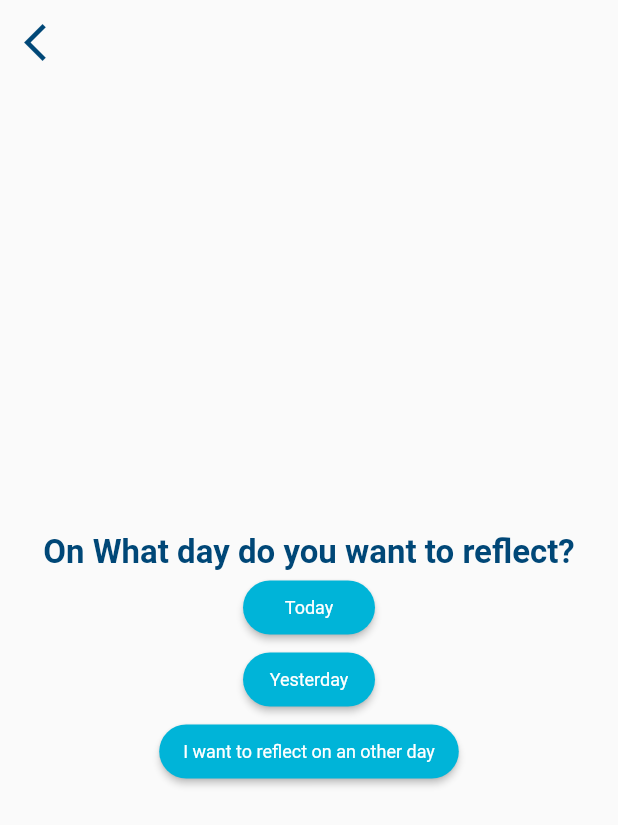
After one commit to Sempakonka/dailygoalsapp, a Flutter app: the Reflect screen opened by its route, on a phone screen of 412 x 824 dp. The commit adds this screen. Shown: the top 825 px of the screen. Run offline on Flutter 3.47's test engine with Material 2 defaults, Android fonts, the phone set to English and light mode, and no system bars; our stand-ins replace jiffy, scrollable_positioned_list; missing offline and left inert: dart:ffi.

Commit message:
visual improvements

```diff
--- /dev/null
+++ b/lib/Reflect.dart
@@ -0,0 +1,81 @@
+import 'package:dailygoals_app/globals.dart' as globals;
+import 'package:flutter/material.dart';
+
+class Reflect extends StatefulWidget {
+  static const routeName = '/Reflect';
+
+  @override
+  _ReflectState createState() => _ReflectState();
+}
+
+class _ReflectState extends State<Reflect> {
+  @override
+  Widget build(BuildContext context) {
+    return Scaffold(
+      appBar: AppBar(
+        elevation: 0,
+        backgroundColor: Colors.transparent,
+        leading: FlatButton(
+          child: Icon(Icons.arrow_back_ios,
+              color: Theme.of(context).primaryColor, size: 30),
+          onPressed: () {
+            Navigator.pushNamed(context, '/');
+          },
+        ),
+      ),
+      body: Center(
+        child: Column(
+          mainAxisAlignment: MainAxisAlignment.center,
+          children: [
+            Text(
+              "On What day do you want to reflect?",
+              style: TextStyle(
+                  fontSize: 22,
+                  color: Theme.of(context).primaryColor,
+                  fontWeight: FontWeight.bold),
+            ),
+            RaisedButton(
+                color: globals.buttonColor,
+                shape: RoundedRectangleBorder(
+                  borderRadius: BorderRadius.circular(22.0),
+                ),
+                child: Text(
+                  "Today",
+                  style: TextStyle(
+                      fontSize: 12,
+                      color: Colors.white,
+                      fontWeight: FontWeight.w400),
+                ),
+                onPressed: () {}),
+            RaisedButton(
+                color: globals.buttonColor,
+                shape: RoundedRectangleBorder(
+                  borderRadius: BorderRadius.circular(22.0),
+                ),
+                child: Text(
+                  "Yesterday",
+                  style: TextStyle(
+                      fontSize: 12,
+                      color: Colors.white,
+                      fontWeight: FontWeight.w400),
+                ),
+                onPressed: () {}),
+            RaisedButton(
+                color: globals.buttonColor,
+                shape: RoundedRectangleBorder(
+                  borderRadius: BorderRadius.circular(22.0),
+                ),
+                child: Text(
+                  "I want to reflect on an other day",
+                  style: TextStyle(
+                      fontSize: 12,
+                      color: Colors.white,
+                      fontWeight: FontWeight.w400),
+                ),
+                onPressed: () {})
+          ],
+        ),
+      ),
+    );
+  }
+}
--- a/lib/globals.dart
+++ b/lib/globals.dart
@@ -3,4 +3,6 @@ import 'package:flutter/cupertino.dart';
 
 Map<DateTime, DayObject> activatedDays = new Map();
 
-Color accentColor = new Color.fromARGB(255, 22, 223, 126);
+Color accentColor = new Color.fromARGB(255, 107, 199, 121);
+Color redColor = new Color.fromARGB(255, 255, 63, 0);
+Color buttonColor = new Color.fromARGB(255, 0, 180, 216);
--- a/lib/main.dart
+++ b/lib/main.dart
@@ -2,6 +2,7 @@ import 'package:dailygoals_app/DataTypes/Day.dart';
 import 'package:dailygoals_app/DataTypes/Goal.dart';
 import 'package:dailygoals_app/DayCofigurator.dart';
 import 'package:dailygoals_app/GoalConfigurator.dart';
+import 'package:dailygoals_app/Reflect.dart';
 import 'package:dailygoals_app/Utils.dart';
 import 'package:dailygoals_app/globals.dart' as globals;
 import 'package:flutter/cupertino.dart';
@@ -14,10 +15,11 @@ void main() => runApp(
         routes: {
           '/': (context) => HomePage(),
           '/dayConfigurator': (context) => DayConfiguratorPage(),
-          '/goalConfigurator': (context) => GoalConfigurator()
+          '/goalConfigurator': (context) => GoalConfigurator(),
+          Reflect.routeName: (context) => Reflect()
         },
         theme: ThemeData(
-          primaryColor: Color.fromARGB(255, 12, 21, 29),
+          primaryColor: Color.fromARGB(255, 0, 71, 119),
         ),
       ),
     );
@@ -43,10 +45,18 @@ class _HomePageState extends State<HomePage> {
     });
     return Scaffold(
       body: ScrollablePositionedList.builder(
-          itemScrollController: _scrollController,
-          itemCount: 60,
-          itemBuilder: (BuildContext context, index) =>
-              buildGoalsList(context, previousMonth, index)),
+        itemScrollController: _scrollController,
+        itemCount: 60,
+        itemBuilder: (BuildContext context, index) =>
+            buildGoalsList(context, previousMonth, index),
+      ),
+      floatingActionButton: FloatingActionButton.extended(
+        backgroundColor: globals.buttonColor,
+        label: Text("Reflect"),
+        onPressed: (){
+          Navigator.pushNamed(context, Reflect.routeName);
+        },
+      ),
     );
   }
 
@@ -59,13 +69,10 @@ class _HomePageState extends State<HomePage> {
     String curr = getCurrentDay().toString();
     print("$curr and $onClickDate");
 
-
     /// The Whole Card
     return new SizedBox(
       child: Column(
         children: [
-
-
           /// The Line At the current day card
           onClickDate == getCurrentDay()
               ? Padding(
@@ -80,7 +87,6 @@ class _HomePageState extends State<HomePage> {
                 )
               : Container(),
 
-
           /// The info text above the card at the beginning of every week
           onClickDate.weekday == 1
               ? Padding(
@@ -93,12 +99,9 @@ class _HomePageState extends State<HomePage> {
                 )
               : Container(),
 
-
           /// The row containing the left section of the card and the card itself.
           Row(
             children: [
-
-
               /// The left section
               SizedBox(
                 width: 60,
@@ -110,8 +113,6 @@ class _HomePageState extends State<HomePage> {
                       padding: EdgeInsets.fromLTRB(0, 0, 0, 0),
                       child: Column(
                         children: [
-
-
                           /// The info text that marks which day today is
                           onClickDate == getCurrentDay()
                               ? Padding(
@@ -126,7 +127,6 @@ class _HomePageState extends State<HomePage> {
                                 )
                               : Container(),
 
-
                           /// The info text at the left section where every week begins
                           onClickDate.weekday == 1
                               ? Text(
@@ -135,7 +135,6 @@ class _HomePageState extends State<HomePage> {
                                   style: TextStyle(color: Colors.grey),
                                 )
                               : Container(),
-
 
                           /// the circle around the week number if the week is equal to this week
                           onClickDate.weekday == 1
@@ -176,13 +175,9 @@ class _HomePageState extends State<HomePage> {
                 }(),
               ),
 
-
-
               /// the card itself (at the right)
               Expanded(
                 child: Container(
-
-
                   ///decorations
                   margin:
                       EdgeInsets.only(left: 5, top: 0, right: 14, bottom: 12),
@@ -202,10 +197,9 @@ class _HomePageState extends State<HomePage> {
                         )
                       ]),
 
-
-                    /// the list tile with the onclick and the title and subtitle
+                  /// the list tile with the onclick and the title and subtitle
                   child: ListTile(
-                               onTap: () {
+                    onTap: () {
                       if (globals.activatedDays[onClickDate] == null) {
                         List<GoalObject> test = new List<GoalObject>();
                         globals.activatedDays.putIfAbsent(onClickDate,
@@ -215,7 +209,6 @@ class _HomePageState extends State<HomePage> {
                           context, DayConfiguratorPage.routeName,
                           arguments: onClickDate);
                     },
-
                     title: Text(
                       () {
                         String date = Jiffy(onClickDate).format("EEEE MMM do");
```
Also changed, not shown: lib/DayCofigurator.dart (+52 -30 lines).
